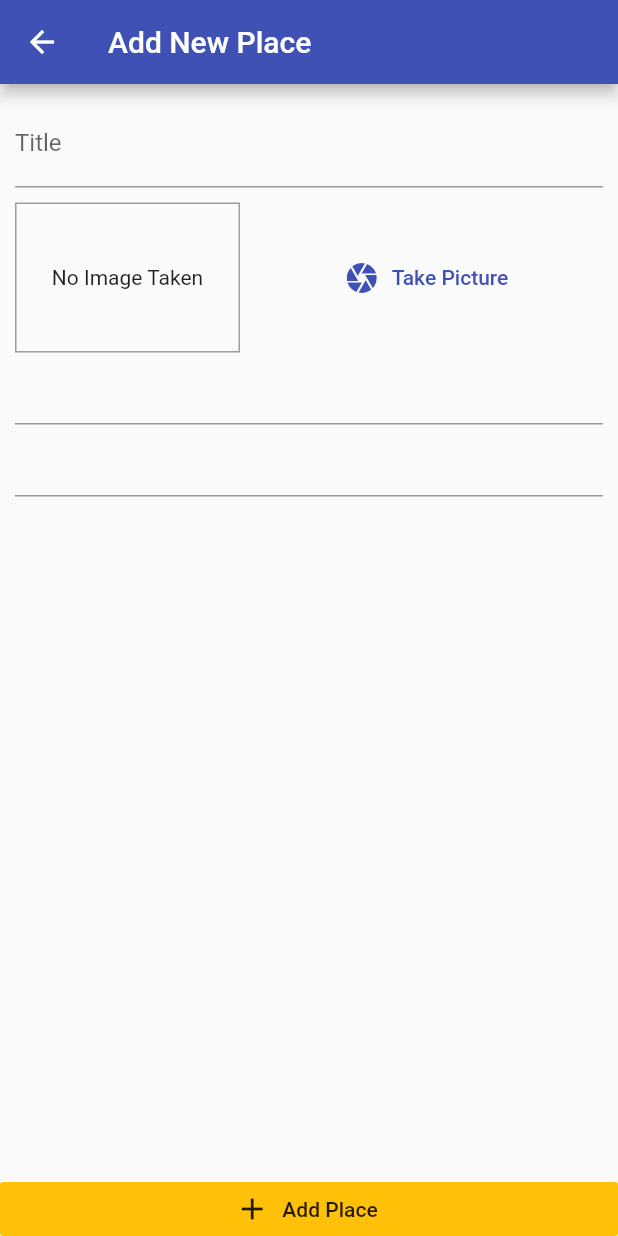
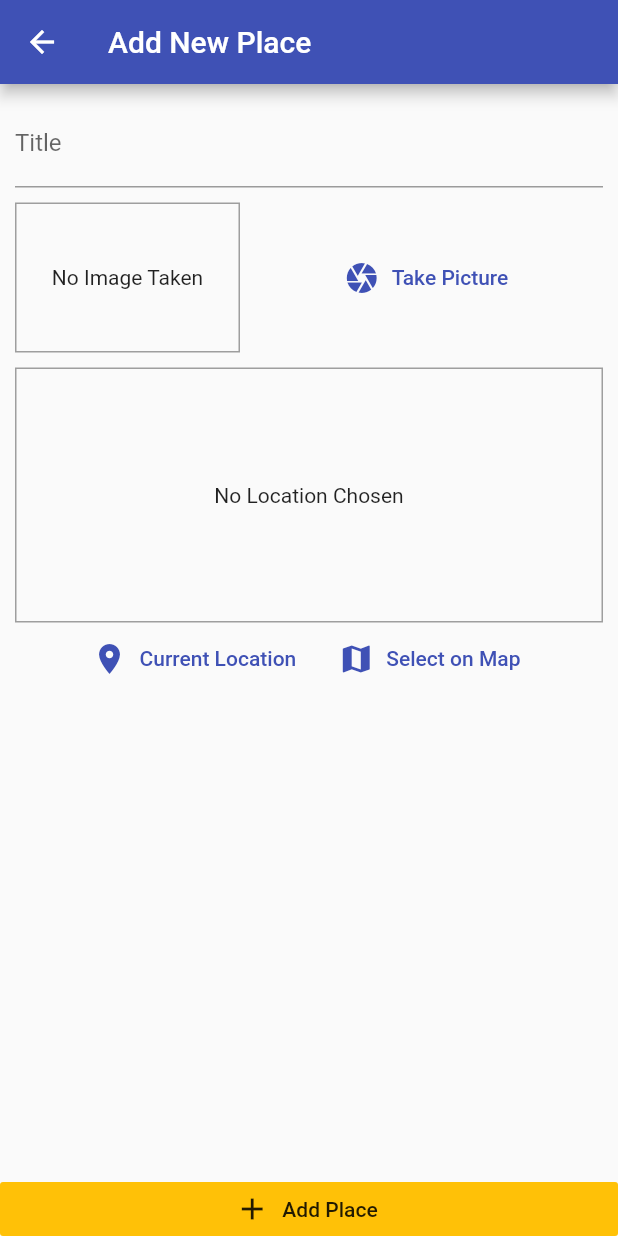
Before and after one commit to pit304/flutter_great_places, a Flutter app: the screen it shows after launch, after a tap on the "add" icon, on a phone screen of 412 x 824 dp. Run offline on Flutter 3.47's test engine with Material 2 defaults, Android fonts, the phone set to English and light mode, and no system bars; our stand-ins replace google_maps_flutter, image_picker, location, sqflite; accounts and stored records are empty.

Commit message:
section 13: complete

```diff
--- a/lib/helpers/db_helper.dart
+++ b/lib/helpers/db_helper.dart
@@ -9,7 +9,7 @@ class DBHelper {
       path.join(dbPath, 'places.db'),
       onCreate: (db, version) {
         return db.execute(
-            'CREATE TABLE user_places(id TEXT PRIMARY KEY, title TEXT, image TEXT)');
+            'CREATE TABLE user_places(id TEXT PRIMARY KEY, title TEXT, image TEXT, loc_lat REAL, loc_lng REAL, address TEXT)');
       },
       version: 1,
     );
--- a/lib/main.dart
+++ b/lib/main.dart
@@ -4,6 +4,7 @@ import 'package:provider/provider.dart';
 
 import './providers/great_places.dart';
 import './screens/places_list_screen.dart';
+import './screens/place_detail_screen.dart';
 
 void main() => runApp(MyApp());
 
@@ -21,6 +22,7 @@ class MyApp extends StatelessWidget {
         home: PlacesListScreen(),
         routes: {
           AddPlaceScreen.routeName: (ctx) => AddPlaceScreen(),
+          PlaceDetailScreen.routeName: (ctx) => PlaceDetailScreen(),
         }
       ),
     );
--- a/lib/models/place.dart
+++ b/lib/models/place.dart
@@ -7,7 +7,7 @@ class PlaceLocation {
   final double longitude;
   final String address;
 
-  PlaceLocation({
+  const PlaceLocation({
     @required this.latitude,
     @required this.longitude,
     this.address,
--- a/lib/providers/great_places.dart
+++ b/lib/providers/great_places.dart
@@ -1,8 +1,9 @@
 import 'dart:io';
 
 import 'package:flutter/foundation.dart';
-import 'package:flutter_great_places/helpers/db_helper.dart';
+import 'package:flutter_great_places/helpers/location_helper.dart';
 
+import '../helpers/db_helper.dart';
 import '../models/place.dart';
 
 class GreatPlaces with ChangeNotifier {
@@ -12,15 +13,24 @@ class GreatPlaces with ChangeNotifier {
     return [..._items];
   }
 
-  void addPlace(
+  Future<void> addPlace(
     String pickedTitle,
-    File picketImage,
-  ) {
+    File pickedImage,
+    PlaceLocation pickedLocation,
+  ) async {
+    final address = await LocationHelper.getPlaceAddress(
+      pickedLocation.latitude,
+      pickedLocation.longitude,
+    );
     final newPlace = Place(
       id: DateTime.now().toString(),
-      image: picketImage,
+      image: pickedImage,
       title: pickedTitle,
-      location: null,
+      location: PlaceLocation(
+        latitude: pickedLocation.latitude,
+        longitude: pickedLocation.longitude,
+        address: address,
+      ),
     );
     _items.add(newPlace);
     notifyListeners();
@@ -28,17 +38,30 @@ class GreatPlaces with ChangeNotifier {
       'id': newPlace.id,
       'title': newPlace.title,
       'image': newPlace.image.path,
+      'loc_lat': pickedLocation.latitude,
+      'loc_lng': pickedLocation.longitude,
+      'address': address,
     });
   }
 
   Future<void> fetchAndSetPlaces() async {
     final dataList = await DBHelper.getData('user_places');
-    _items = dataList.map((item) => Place(
-      id: item['id'],
-      title: item['title'],
-      image: File(item['image']),
-      location: null,
-    )).toList();
+    _items = dataList
+        .map((item) => Place(
+              id: item['id'],
+              title: item['title'],
+              image: File(item['image']),
+              location: PlaceLocation(
+                latitude: item['loc_lat'],
+                longitude: item['loc_lng'],
+                address: item['address'],
+              ),
+            ))
+        .toList();
     notifyListeners();
   }
+
+  Place findById(String id) {
+    return _items.firstWhere((place) => place.id == id);
+  }
 }
--- a/lib/screens/add_place_screen.dart
+++ b/lib/screens/add_place_screen.dart
@@ -1,8 +1,10 @@
 import 'dart:io';
 
 import 'package:flutter/material.dart';
+import 'package:flutter_great_places/widgets/location_input.dart';
 import 'package:provider/provider.dart';
 
+import '../models/place.dart';
 import '../providers/great_places.dart';
 import '../widgets/image_input.dart';
 
@@ -15,17 +17,22 @@ class AddPlaceScreen extends StatefulWidget {
 class _AddPlaceScreenState extends State<AddPlaceScreen> {
   final _titleController = TextEditingController();
   File _pickedImage;
+  PlaceLocation _pickedLocation;
 
   void _selectImage(File pickedImage) {
     _pickedImage = pickedImage;
   }
 
+  void _selectPlace(double lat, lng) {
+    _pickedLocation = PlaceLocation(latitude: lat, longitude: lng);
+  }
+
   void _savePlace() {
-    if (_titleController.text.isEmpty || _pickedImage == null) {
+    if (_titleController.text.isEmpty || _pickedImage == null || _pickedLocation == null) {
       return;
     }
     Provider.of<GreatPlaces>(context, listen: false)
-        .addPlace(_titleController.text, _pickedImage);
+        .addPlace(_titleController.text, _pickedImage, _pickedLocation);
     Navigator.of(context).pop();
   }
 
@@ -50,8 +57,8 @@ class _AddPlaceScreenState extends State<AddPlaceScreen> {
                     ),
                     SizedBox(height: 10),
                     ImageInput(_selectImage),
-                    TextField(),
-                    TextField(),
+                    SizedBox(height: 10),
+                    LocationInput(_selectPlace),
                   ],
                 ),
               ),
--- /dev/null
+++ b/lib/widgets/location_input.dart
@@ -0,0 +1,96 @@
+import 'package:flutter/material.dart';
+import 'package:google_maps_flutter/google_maps_flutter.dart';
+import 'package:location/location.dart';
+
+import '../helpers/location_helper.dart';
+import '../screens/map_screen.dart';
+
+class LocationInput extends StatefulWidget {
+  final Function onSelectPlace;
+
+  LocationInput(this.onSelectPlace);
+
+  @override
+  _LocationInputState createState() => _LocationInputState();
+}
+
+class _LocationInputState extends State<LocationInput> {
+  String _previewImageUrl;
+
+  void _showPreview(double lat, lng) {
+    final staticMapImageUrl = LocationHelper.generateLocationPreviewImage(
+        latitude: lat,
+        longitude: lng);
+    setState(() {
+      _previewImageUrl = staticMapImageUrl;
+    });
+    widget.onSelectPlace(lat, lng);
+  }
+
+  Future<void> _getCurrentUserLocation() async {
+    try {
+      final locData = await Location().getLocation();
+      _showPreview(locData.latitude, locData.longitude);
+    } catch (error) {
+      return;
+    }
+  }
+
+  Future<void> _selectOnMap() async {
+    final selectedLocation = await Navigator.of(context).push<LatLng>(
+      MaterialPageRoute(
+        fullscreenDialog: true,
+        builder: (ctx) => MapScreen(
+          isSelecting: true,
+        ),
+      ),
+    );
+    if (selectedLocation == null) {
+      return;
+    }
+    _showPreview(selectedLocation.latitude, selectedLocation.longitude);
+  }
+
+  @override
+  Widget build(BuildContext context) {
+    return Column(
+      children: <Widget>[
+        Container(
+          height: 170,
+          width: double.infinity,
+          alignment: Alignment.center,
+          decoration: BoxDecoration(
+            border: Border.all(width: 1, color: Colors.grey),
+          ),
+          child: _previewImageUrl == null
+              ? Text(
+                  'No Location Chosen',
+                  textAlign: TextAlign.center,
+                )
+              : Image.network(
+                  _previewImageUrl,
+                  fit: BoxFit.cover,
+                  width: double.infinity,
+                ),
+        ),
+        Row(
+          mainAxisAlignment: MainAxisAlignment.center,
+          children: <Widget>[
+            FlatButton.icon(
+              onPressed: _getCurrentUserLocation,
+              icon: Icon(Icons.location_on),
+              label: Text('Current Location'),
+              textColor: Theme.of(context).primaryColor,
+            ),
+            FlatButton.icon(
+              onPressed: _selectOnMap,
+              icon: Icon(Icons.map),
+              label: Text('Select on Map'),
+              textColor: Theme.of(context).primaryColor,
+            )
+          ],
+        )
+      ],
+    );
+  }
+}
--- a/pubspec.yaml
+++ b/pubspec.yaml
@@ -24,6 +24,9 @@ dependencies:
   path_provider: ^1.6.5
   path: ^1.6.4
   sqflite: ^1.2.2
+  location: ^2.5.3
+  google_maps_flutter: ^0.5.24+1
+  http: ^0.12.0+4
 
   # The following adds the Cupertino Icons font to your application.
   # Use with the CupertinoIcons class for iOS style icons.
```
Also changed, not shown: lib/helpers/location_helper.dart (added, +19 -0 lines), lib/screens/map_screen.dart (added, +65 -0 lines), lib/screens/place_detail_screen.dart (+55 -0 lines), lib/screens/places_list_screen.dart (+6 -1 lines), pubspec.lock, 4 other files.
